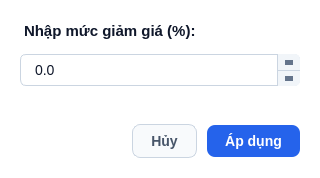
Qt form src/gui/discount_dialog.ui (letrankhang/Supermarket_Manager) before a commit.
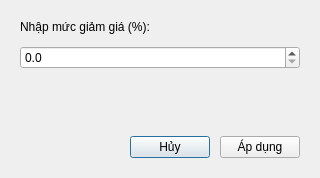
The same form after that commit. Icons and pictures are not drawn.

Commit message: style: optimize UI theme

What changed in the file:
```diff
--- a/src/gui/discount_dialog.ui
+++ b/src/gui/discount_dialog.ui
@@ -14,124 +14,456 @@
    <string>Giảm giá hóa đơn</string>
   </property>
   <property name="styleSheet">
-   <string notr="true">QDialog {
+   <string notr="true">QDialog#DiscountDialog {
     background-color: #ffffff;
+    color: #0f172a;
+    font-family: &quot;Segoe UI&quot;, Arial, sans-serif;
+}
+QWidget {
+    font-family: &quot;Segoe UI&quot;, Arial, sans-serif;
+}
+QLabel {
+    background-color: transparent;
+    border: none;
+    color: #0f172a;
+}
+
+QLineEdit,
+QComboBox,
+QDateEdit,
+QSpinBox,
+QDoubleSpinBox {
+    background-color: #ffffff;
+    border: 1px solid #e2e8f0;
+    border-radius: 8px;
+    padding: 0px 12px;
+    min-height: 38px;
+    font-size: 13px;
+    color: #0f172a;
+    selection-background-color: #1d4ed8;
+    selection-color: #ffffff;
+}
+QTextEdit {
+    background-color: #ffffff;
+    border: 1px solid #e2e8f0;
+    border-radius: 8px;
+    padding: 8px 10px;
+    font-size: 13px;
+    color: #0f172a;
+    selection-background-color: #1d4ed8;
+    selection-color: #ffffff;
+}
+QLineEdit:hover,
+QComboBox:hover,
+QDateEdit:hover,
+QSpinBox:hover,
+QDoubleSpinBox:hover,
+QTextEdit:hover {
+    border: 1px solid #cbd5e1;
+}
+QLineEdit:focus,
+QComboBox:focus,
+QDateEdit:focus,
+QSpinBox:focus,
+QDoubleSpinBox:focus,
+QTextEdit:focus {
+    border: 1px solid #1d4ed8;
+}
+QLineEdit:disabled,
+QComboBox:disabled,
+QDateEdit:disabled,
+QSpinBox:disabled,
+QDoubleSpinBox:disabled {
+    background-color: #f8fafc;
+    color: #94a3b8;
+}
+QComboBox::drop-down {
+    subcontrol-origin: padding;
+    subcontrol-position: center right;
+    border: none;
+    background-color: transparent;
+    width: 26px;
+}
+QComboBox::down-arrow {
+    image: url(assets/images/chevron-down.png);
+    width: 10px;
+    height: 10px;
+}
+QComboBox::down-arrow:on {
+    image: url(assets/images/chevron-up.png);
+}
+QComboBox QAbstractItemView {
+    background-color: #ffffff;
+    border: 1px solid #e2e8f0;
+    border-radius: 8px;
+    padding: 4px;
+    outline: none;
+    selection-background-color: #eff6ff;
+    selection-color: #1d4ed8;
+}
+QSpinBox::up-button,
+QSpinBox::down-button,
+QDoubleSpinBox::up-button,
+QDoubleSpinBox::down-button,
+QDateEdit::up-button,
+QDateEdit::down-button {
+    subcontrol-origin: border;
+    width: 20px;
+    border: none;
+    background-color: transparent;
+}
+QSpinBox::up-button,
+QDoubleSpinBox::up-button,
+QDateEdit::up-button {
+    subcontrol-position: top right;
+}
+QSpinBox::down-button,
+QDoubleSpinBox::down-button,
+QDateEdit::down-button {
+    subcontrol-position: bottom right;
+}
+QSpinBox::up-button:hover,
+QSpinBox::down-button:hover,
+QDoubleSpinBox::up-button:hover,
+QDoubleSpinBox::down-button:hover,
+QDateEdit::up-button:hover,
+QDateEdit::down-button:hover {
+    background-color: #f1f5f9;
+}
+QSpinBox::up-arrow,
+QDoubleSpinBox::up-arrow,
+QDateEdit::up-arrow {
+    image: url(assets/images/chevron-up.png);
+    width: 9px;
+    height: 9px;
+}
+QSpinBox::down-arrow,
+QDoubleSpinBox::down-arrow,
+QDateEdit::down-arrow {
+    image: url(assets/images/chevron-down.png);
+    width: 9px;
+    height: 9px;
+}
+QCheckBox {
+    background-color: transparent;
+    color: #334155;
+    font-size: 13px;
+    font-weight: bold;
+    spacing: 8px;
+}
+QCheckBox::indicator {
+    width: 16px;
+    height: 16px;
+    border: 1px solid #cbd5e1;
+    border-radius: 4px;
+    background-color: #ffffff;
+}
+QCheckBox::indicator:hover {
+    border: 1px solid #1d4ed8;
+}
+QCheckBox::indicator:checked {
+    background-color: #1d4ed8;
+    border: 1px solid #1d4ed8;
+}
+
+QPushButton {
+    background-color: #ffffff;
+    color: #64748b;
+    border: 1px solid #e2e8f0;
+    border-radius: 8px;
+    padding: 0px 16px;
+    min-height: 38px;
+    font-size: 12px;
+    font-weight: bold;
+}
+QPushButton:hover {
+    background-color: #eff6ff;
+    color: #1d4ed8;
+    border: 1px solid #1d4ed8;
+}
+QPushButton:pressed {
+    background-color: #dbeafe;
+}
+QPushButton:disabled {
+    background-color: #f8fafc;
+    color: #cbd5e1;
+    border: 1px solid #e2e8f0;
+}
+QPushButton#RowActionButton {
+    background-color: transparent;
+    border: none;
+    border-radius: 6px;
+    padding: 0px;
+    min-width: 28px;
+    max-width: 28px;
+    min-height: 28px;
+    max-height: 28px;
+}
+QPushButton#RowActionButton:hover {
+    background-color: #eff6ff;
+}
+QPushButton#RowActionButton:pressed {
+    background-color: #dbeafe;
+}
+
+QTableWidget {
+    background-color: transparent;
+    border: none;
+    gridline-color: #f1f5f9;
+    font-size: 13px;
+    color: #334155;
+    outline: none;
+}
+QTableWidget::item {
+    padding: 8px;
+    border-bottom: 1px solid #f1f5f9;
+}
+QTableWidget::item:selected {
+    background-color: #eff6ff;
+    color: #1d4ed8;
+}
+QHeaderView {
+    background-color: #f8fafc;
+    border: none;
+    border-bottom: 1px solid #e2e8f0;
+}
+QHeaderView::section {
+    background-color: #f8fafc;
+    color: #64748b;
+    font-size: 11px;
+    font-weight: 700;
+    padding: 10px 8px;
+    border: none;
+    border-bottom: 1px solid #e2e8f0;
+}
+QTableCornerButton::section {
+    background-color: #f8fafc;
+    border: none;
+}
+
+QLabel[badge=&quot;info&quot;] {
+    background-color: #dbeafe;
+    color: #1d4ed8;
+    border-radius: 6px;
+    padding: 3px 10px;
+    font-size: 11px;
+    font-weight: 700;
+}
+QLabel[badge=&quot;success&quot;] {
+    background-color: #d1fae5;
+    color: #059669;
+    border-radius: 6px;
+    padding: 3px 10px;
+    font-size: 11px;
+    font-weight: 700;
+}
+QLabel[badge=&quot;warning&quot;] {
+    background-color: #ffedd5;
+    color: #ea580c;
+    border-radius: 6px;
+    padding: 3px 10px;
+    font-size: 11px;
+    font-weight: 700;
+}
+QLabel[badge=&quot;danger&quot;] {
+    background-color: #fee2e2;
+    color: #dc2626;
+    border-radius: 6px;
+    padding: 3px 10px;
+    font-size: 11px;
+    font-weight: 700;
+}
+QLabel[badge=&quot;neutral&quot;] {
+    background-color: #e2e8f0;
+    color: #64748b;
+    border-radius: 6px;
+    padding: 3px 10px;
+    font-size: 11px;
+    font-weight: 700;
+}
+QLabel[badge=&quot;violet&quot;] {
+    background-color: #ede9fe;
+    color: #6d28d9;
+    border-radius: 6px;
+    padding: 3px 10px;
+    font-size: 11px;
+    font-weight: 700;
+}
+QLabel[trend=&quot;up&quot;] {
+    background-color: #ecfdf5;
+    color: #059669;
+    border-radius: 4px;
+    padding: 2px 6px;
+    font-size: 11px;
+    font-weight: 700;
+}
+QLabel[trend=&quot;down&quot;] {
+    background-color: #fef2f2;
+    color: #dc2626;
+    border-radius: 4px;
+    padding: 2px 6px;
+    font-size: 11px;
+    font-weight: 700;
+}
+QLabel[trend=&quot;flat&quot;] {
+    background-color: #f1f5f9;
+    color: #64748b;
+    border-radius: 4px;
+    padding: 2px 6px;
+    font-size: 11px;
+    font-weight: 700;
+}
+QLabel[state=&quot;up&quot;] {
+    color: #10b981;
+    font-weight: bold;
+}
+QLabel[state=&quot;down&quot;] {
+    color: #ef4444;
+    font-weight: bold;
+}
+QLabel[state=&quot;flat&quot;] {
+    color: #64748b;
+    font-weight: bold;
+}
+QLabel[state=&quot;warning&quot;] {
+    color: #eab308;
+    font-weight: bold;
+}
+QLabel[state=&quot;safe&quot;] {
+    color: #10b981;
+}
+
+QScrollArea {
+    background-color: transparent;
+    border: none;
+}
+QScrollArea &gt; QWidget &gt; QWidget {
+    background-color: transparent;
+}
+QAbstractScrollArea::viewport {
+    background-color: transparent;
+}
+QScrollBar:vertical {
+    background-color: transparent;
+    width: 10px;
+    margin: 0px;
+    border: none;
+}
+QScrollBar::handle:vertical {
+    background-color: #cbd5e1;
+    min-height: 35px;
+    border-radius: 5px;
+}
+QScrollBar::handle:vertical:hover {
+    background-color: #94a3b8;
+}
+QScrollBar::handle:vertical:pressed {
+    background-color: #64748b;
+}
+QScrollBar::add-line:vertical,
+QScrollBar::sub-line:vertical {
+    height: 0px;
+    width: 0px;
+    background: transparent;
+    border: none;
+}
+QScrollBar::up-arrow:vertical,
+QScrollBar::down-arrow:vertical {
+    width: 0px;
+    height: 0px;
+    background: transparent;
+    border: none;
+}
+QScrollBar::add-page:vertical,
+QScrollBar::sub-page:vertical {
+    background: transparent;
+}
+QScrollBar:horizontal {
+    background-color: transparent;
+    height: 10px;
+    margin: 0px;
+    border: none;
+}
+QScrollBar::handle:horizontal {
+    background-color: #cbd5e1;
+    min-width: 35px;
+    border-radius: 5px;
+}
+QScrollBar::handle:horizontal:hover {
+    background-color: #94a3b8;
+}
+QScrollBar::handle:horizontal:pressed {
+    background-color: #64748b;
+}
+QScrollBar::add-line:horizontal,
+QScrollBar::sub-line:horizontal {
+    width: 0px;
+    height: 0px;
+    background: transparent;
+    border: none;
+}
+QScrollBar::left-arrow:horizontal,
+QScrollBar::right-arrow:horizontal {
+    width: 0px;
+    height: 0px;
+    background: transparent;
+    border: none;
+}
+QScrollBar::add-page:horizontal,
+QScrollBar::sub-page:horizontal {
+    background: transparent;
+}
+
+QMenu {
+    background-color: #ffffff;
+    border: 1px solid #e2e8f0;
+    border-radius: 8px;
+    padding: 6px;
+}
+QMenu::item {
+    background-color: transparent;
+    color: #334155;
+    border-radius: 6px;
+    padding: 7px 18px;
+    font-size: 13px;
+}
+QMenu::item:selected {
+    background-color: #eff6ff;
+    color: #1d4ed8;
+}
+QMenu::separator {
+    height: 1px;
+    background-color: #e2e8f0;
+    margin: 6px 4px;
 }
 
 QLabel#lblTitle {
     color: #0f172a;
-    font-size: 15px;
-    font-weight: 600;
-    padding: 2px 0;
-}
-
-QDoubleSpinBox#spnDiscount {
-    background-color: #ffffff;
-    color: #0f172a;
-    border: 1px solid #cbd5e1;
-    border-radius: 8px;
-    padding: 8px 12px;
     font-size: 14px;
-    selection-background-color: #2563eb;
-    selection-color: #ffffff;
-}
-
-QDoubleSpinBox#spnDiscount:hover {
-    border: 1px solid #94a3b8;
-}
-
-QDoubleSpinBox#spnDiscount:focus {
-    border: 1px solid #2563eb;
-    background-color: #ffffff;
-}
-
-QDoubleSpinBox#spnDiscount::up-button {
-    subcontrol-origin: border;
-    subcontrol-position: top right;
-    width: 20px;
-    border: none;
-    border-top-right-radius: 7px;
-    background-color: transparent;
-}
-
-QDoubleSpinBox#spnDiscount::down-button {
-    subcontrol-origin: border;
-    subcontrol-position: bottom right;
-    width: 20px;
-    border: none;
-    border-bottom-right-radius: 7px;
-    background-color: transparent;
-}
-
-QDoubleSpinBox#spnDiscount::up-arrow {
-    width: 0;
-    height: 0;
-    border-left: 4px solid transparent;
-    border-right: 4px solid transparent;
-    border-bottom: 5px solid #64748b;
-}
-
-QDoubleSpinBox#spnDiscount::down-arrow {
-    width: 0;
-    height: 0;
-    border-left: 4px solid transparent;
-    border-right: 4px solid transparent;
-    border-top: 5px solid #64748b;
-}
-
-QDoubleSpinBox#spnDiscount::up-button:hover,
-QDoubleSpinBox#spnDiscount::down-button:hover {
-    background-color: #f1f5f9;
+    font-weight: bold;
 }
 
 QPushButton#btnApply {
-    background-color: #2563eb;
+    background-color: #1d4ed8;
     color: #ffffff;
     border: none;
     border-radius: 8px;
-    padding: 8px 18px;
-    font-size: 14px;
-    font-weight: 600;
+    padding: 0px 20px;
+    min-height: 38px;
+    font-size: 13px;
+    font-weight: 700;
 }
-
 QPushButton#btnApply:hover {
     background-color: #1d4ed8;
 }
-
 QPushButton#btnApply:pressed {
     background-color: #1e40af;
 }
-
 QPushButton#btnApply:disabled {
     background-color: #cbd5e1;
-    color: #94a3b8;
+    color: #f8fafc;
 }
-
-QPushButton#btnCancel {
-    background-color: #f8fafc;
-    color: #475569;
-    border: 1px solid #cbd5e1;
-    border-radius: 8px;
-    padding: 8px 18px;
-    font-size: 14px;
-    font-weight: 500;
-}
-
-QPushButton#btnCancel:hover {
-    background-color: #f1f5f9;
-    border: 1px solid #94a3b8;
-    color: #334155;
-}
-
-QPushButton#btnCancel:pressed {
-    background-color: #e2e8f0;
-}
-
-QPushButton#btnCancel:disabled {
-    background-color: #f8fafc;
-    color: #94a3b8;
-    border: 1px solid #e2e8f0;
-}</string>
+</string>
   </property>
   <layout class="QVBoxLayout" name="verticalLayout">
    <property name="spacing">
@@ -158,62 +490,6 @@
    </item>
    <item>
     <widget class="QDoubleSpinBox" name="spnDiscount">
-     <property name="styleSheet">
-      <string notr="true">QDoubleSpinBox {
-    border: 1px solid #cbd5e1;
-    border-radius: 6px;
-    padding: 6px 12px;
-    font-size: 14px;
-    color: #0f172a;
-    background-color: #ffffff;
-}
-
-QDoubleSpinBox:focus {
-    border: 1px solid #2563eb;
-}
-
-QDoubleSpinBox::up-button, 
-QDoubleSpinBox::down-button {
-    subcontrol-origin: border;
-    width: 22px;
-    background-color: #f1f5f9;
-    border-left: 1px solid #cbd5e1;
-}
-
-QDoubleSpinBox::up-button {
-    subcontrol-position: top right;
-    border-top-right-radius: 5px;
-}
-
-QDoubleSpinBox::up-arrow {
-    image: none;
-    width: 0;
-    height: 0;
-    border-left: 4px solid transparent;
-    border-right: 4px solid transparent;
-    border-bottom: 5px solid #475569; 
-}
-
-QDoubleSpinBox::down-button {
-    subcontrol-position: bottom right;
-    border-bottom-right-radius: 5px;
-    border-top: 1px solid #cbd5e1;
-}
-
-QDoubleSpinBox::down-arrow {
-    image: none;
-    width: 0;
-    height: 0;
-    border-left: 4px solid transparent;
-    border-right: 4px solid transparent;
-    border-top: 5px solid #475569; 
-}
-
-QDoubleSpinBox::up-button:hover, 
-QDoubleSpinBox::down-button:hover {
-    background-color: #e2e8f0;
-}</string>
-     </property>
      <property name="decimals">
       <number>1</number>
      </property>
```
Left out of the diff: 2 changed lines with no effect on the pictures. The commit also changes 159 other files.
